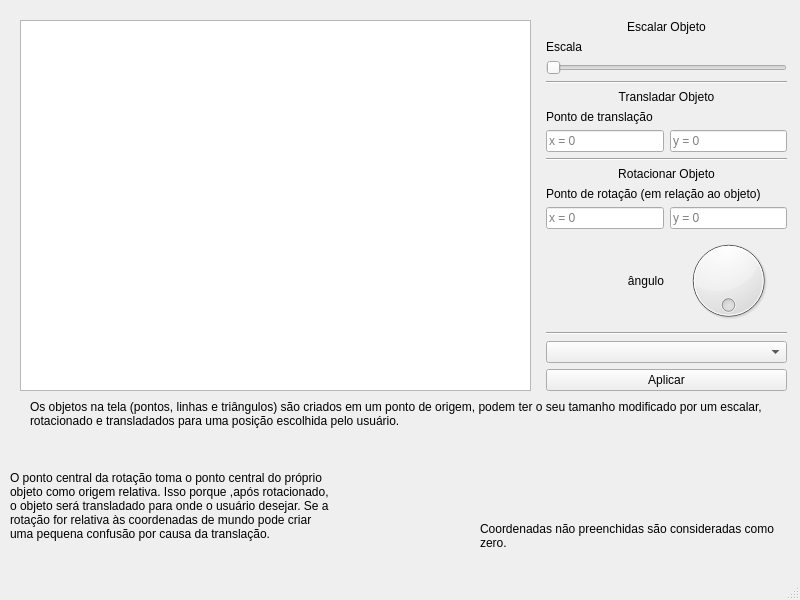
Before: the Qt Designer form mainwindow.ui in Thales3006/Wireframe_3Dmodel_Visualizer, drawn with Qt 5.
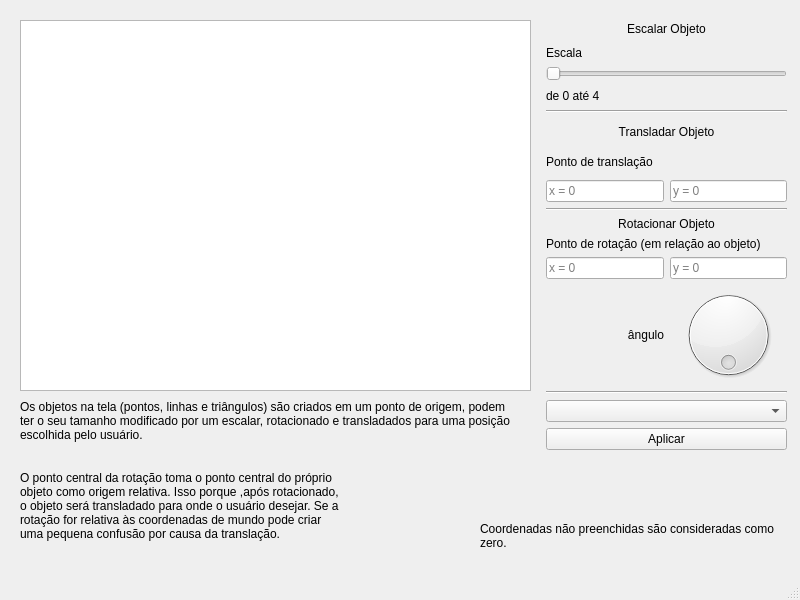
After: the same form once the commit is applied.

Commit message: more scale upgrades

The edit to the form file:
```diff
--- a/mainwindow.ui
+++ b/mainwindow.ui
@@ -30,7 +30,7 @@
       <x>546</x>
       <y>20</y>
       <width>241</width>
-      <height>371</height>
+      <height>430</height>
      </rect>
     </property>
     <layout class="QVBoxLayout" name="edit">
@@ -66,6 +66,13 @@
          </property>
         </widget>
        </item>
+       <item>
+        <widget class="QLabel" name="scaleBarSubtitle">
+         <property name="text">
+          <string>de 0 até 4</string>
+         </property>
+        </widget>
+       </item>
       </layout>
      </item>
      <item>
@@ -234,9 +241,9 @@
    <widget class="QLabel" name="explanation">
     <property name="geometry">
      <rect>
-      <x>30</x>
+      <x>20</x>
       <y>400</y>
-      <width>741</width>
+      <width>501</width>
       <height>51</height>
      </rect>
     </property>
@@ -253,7 +260,7 @@
    <widget class="QLabel" name="label">
     <property name="geometry">
      <rect>
-      <x>10</x>
+      <x>20</x>
       <y>450</y>
       <width>321</width>
       <height>111</height>
```
The commit also changes 1 other file.
